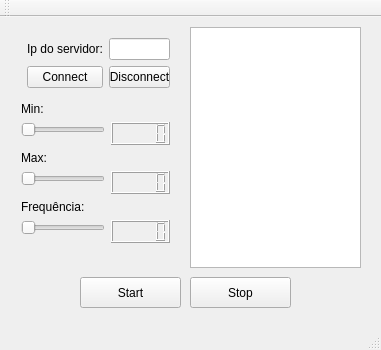
First picture: the form in mainwindow.ui, repository raicg/projeto-3-Client-Producer, before the edit.
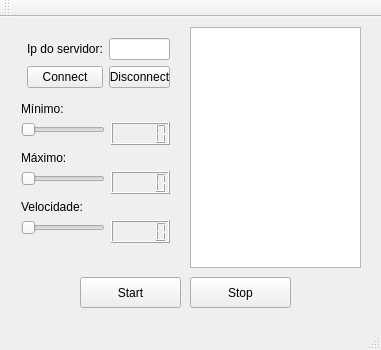
Second picture: the form after the edit.

The edit to the form file:
```diff
--- a/mainwindow.ui
+++ b/mainwindow.ui
@@ -50,7 +50,7 @@
      </rect>
     </property>
    </widget>
-   <widget class="QWidget" name="">
+   <widget class="QWidget" name="layoutWidget">
     <property name="geometry">
      <rect>
       <x>10</x>
@@ -123,14 +123,14 @@
        <item row="1" column="0">
         <widget class="QLabel" name="labelMin">
          <property name="text">
-          <string>Min:</string>
+          <string>Mínimo:</string>
          </property>
         </widget>
        </item>
        <item row="4" column="0">
         <widget class="QLabel" name="labelMax">
          <property name="text">
-          <string>Max:</string>
+          <string>Máximo:</string>
          </property>
         </widget>
        </item>
@@ -141,7 +141,7 @@
        <item row="0" column="0">
         <widget class="QLabel" name="labelFreq">
          <property name="text">
-          <string>Frequência:</string>
+          <string>Velocidade:</string>
          </property>
         </widget>
        </item>
```
Left out of the diff: 13 changed lines with no effect on the pictures.
